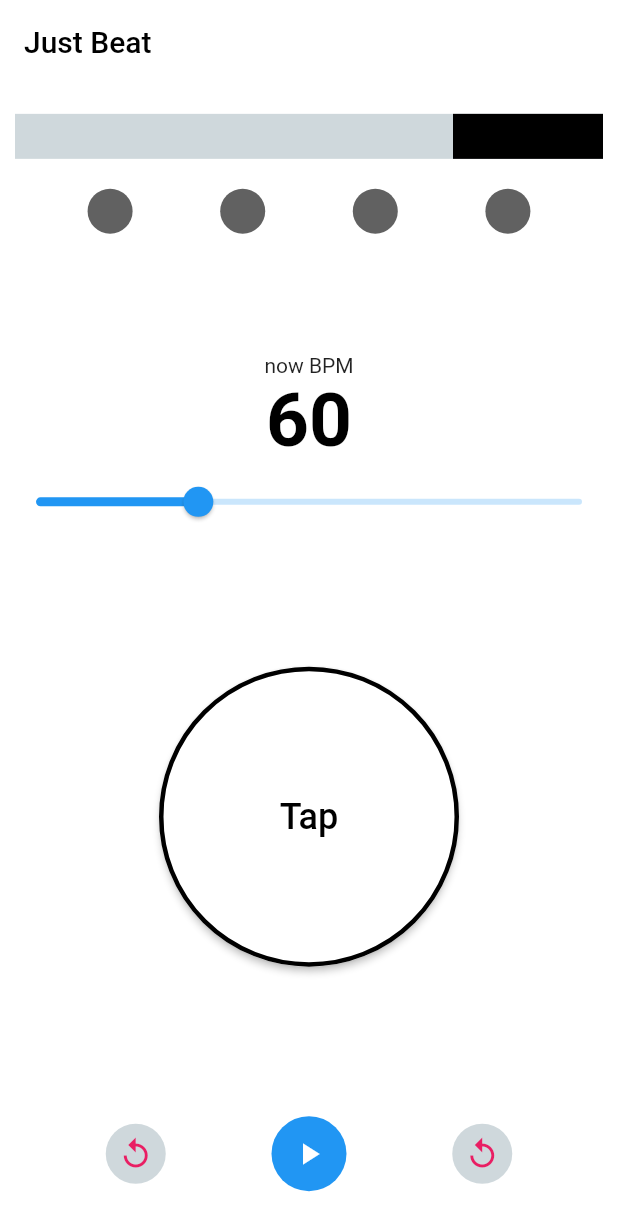
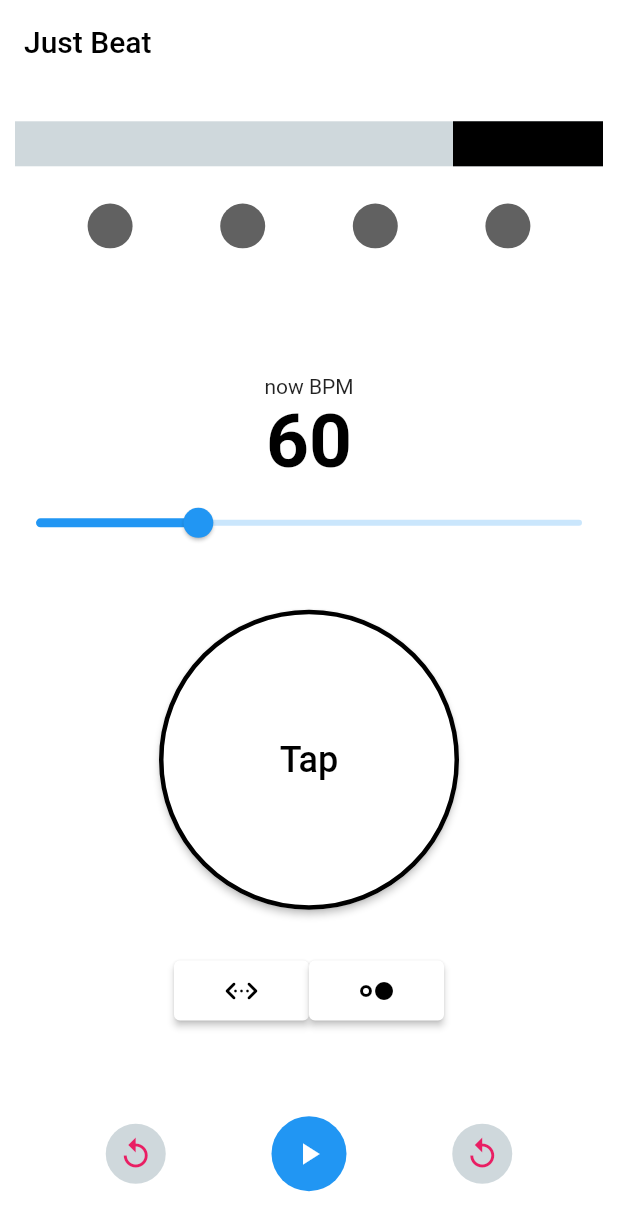
Before and after one commit to yuto90/metronome, a Flutter app: the screen it shows after launch, on a phone screen of 412 x 824 dp. Shown: the top 1231 px of the screen. Run offline on Flutter 3.47's test engine with Material 2 defaults, Android fonts, the light colour scheme and no system bars; missing offline and left inert: soundpool.

Commit message:
振り子と拍子の表示をボタンでオンオフする

```diff
--- a/lib/home/home.dart
+++ b/lib/home/home.dart
@@ -35,7 +35,9 @@ class Home extends StatelessWidget {
                           Padding(
                             padding: const EdgeInsets.all(10.0),
                             child: Container(
-                              color: Colors.blueGrey[100],
+                              color: model.isPendulum
+                                  ? Colors.blueGrey[100]
+                                  : Colors.white,
                               child: AnimatedAlign(
                                 alignment: model.alignment,
                                 duration:
@@ -43,7 +45,9 @@ class Home extends StatelessWidget {
                                 child: Container(
                                   width: 100,
                                   height: 30,
-                                  color: Colors.black,
+                                  color: model.isPendulum
+                                      ? Colors.black
+                                      : Colors.white,
                                   key: model
                                       .widgetKey, // 座標を取得したいWidgetにkeyを付けると、後から参照できる
                                 ),
@@ -58,10 +62,13 @@ class Home extends StatelessWidget {
                               Container(
                                 width: 30,
                                 height: 30,
+                                // todo ↓ 三項内に三項ってどうなの？
                                 decoration: BoxDecoration(
-                                  color: model.nowBeat == 1
-                                      ? Colors.blue
-                                      : Colors.grey[700],
+                                  color: model.isClick
+                                      ? model.nowBeat == 1
+                                          ? Colors.blue
+                                          : Colors.grey[700]
+                                      : Colors.white,
                                   shape: BoxShape.circle,
                                 ),
                               ),
@@ -69,10 +76,13 @@ class Home extends StatelessWidget {
                               Container(
                                 width: 30,
                                 height: 30,
+                                // todo ↓ 三項内に三項ってどうなの？
                                 decoration: BoxDecoration(
-                                  color: model.nowBeat == 2
-                                      ? Colors.blue
-                                      : Colors.grey[700],
+                                  color: model.isClick
+                                      ? model.nowBeat == 2
+                                          ? Colors.blue
+                                          : Colors.grey[700]
+                                      : Colors.white,
                                   shape: BoxShape.circle,
                                 ),
                               ),
@@ -80,10 +90,13 @@ class Home extends StatelessWidget {
                               Container(
                                 width: 30,
                                 height: 30,
+                                // todo ↓ 三項内に三項ってどうなの？
                                 decoration: BoxDecoration(
-                                  color: model.nowBeat == 3
-                                      ? Colors.blue
-                                      : Colors.grey[700],
+                                  color: model.isClick
+                                      ? model.nowBeat == 3
+                                          ? Colors.blue
+                                          : Colors.grey[700]
+                                      : Colors.white,
                                   shape: BoxShape.circle,
                                 ),
                               ),
@@ -91,17 +104,19 @@ class Home extends StatelessWidget {
                               Container(
                                 width: 30,
                                 height: 30,
+                                // todo ↓ 三項内に三項ってどうなの？
                                 decoration: BoxDecoration(
-                                  color: model.nowBeat == 4
-                                      ? Colors.blue
-                                      : Colors.grey[700],
+                                  color: model.isClick
+                                      ? model.nowBeat == 4
+                                          ? Colors.blue
+                                          : Colors.grey[700]
+                                      : Colors.white,
                                   shape: BoxShape.circle,
                                 ),
                               ),
                               Spacer(),
                             ],
                           ),
-                          Spacer(),
                         ],
                       ),
                     ),
@@ -114,6 +129,12 @@ class Home extends StatelessWidget {
                       child: Column(
                         mainAxisAlignment: MainAxisAlignment.start,
                         children: [
+                          // todo 後で消す ----------------------------------
+                          Spacer(),
+                          Text(
+                            model.isJustBeat ? 'just!!!!!' : '',
+                          ),
+                          // todo 後で消す ----------------------------------
                           Spacer(),
                           Text(
                             'now BPM',
@@ -138,11 +159,6 @@ class Home extends StatelessWidget {
                               model.changeTempo(value);
                             },
                           ),
-                          // todo 後で消す ----------------------------------
-                          Text(
-                            model.isJustBeat ? 'just!!!!!' : '',
-                          ),
-                          // todo 後で消す ----------------------------------
                           Spacer(),
                           SizedBox(
                             height: 200,
@@ -165,6 +181,42 @@ class Home extends StatelessWidget {
                               ),
                               onPressed: () => model.tap(),
                             ),
+                          ),
+                          Spacer(),
+                          Row(
+                            mainAxisAlignment: MainAxisAlignment.center,
+                            children: [
+                              // todo もっと直感的に分かりやすくしたい
+                              SizedBox(
+                                height: 40,
+                                width: 90,
+                                child: ElevatedButton(
+                                  child: Icon(Icons.settings_ethernet_rounded),
+                                  //child: Icon(Icons.sync_alt),
+                                  style: ElevatedButton.styleFrom(
+                                    primary: model.isPendulum
+                                        ? Colors.white
+                                        : Colors.grey,
+                                    onPrimary: Colors.black,
+                                  ),
+                                  onPressed: () => model.togglePendulum(),
+                                ),
+                              ),
+                              SizedBox(
+                                height: 40,
+                                width: 90,
+                                child: ElevatedButton(
+                                  child: Icon(Icons.hdr_strong),
+                                  style: ElevatedButton.styleFrom(
+                                    primary: model.isClick
+                                        ? Colors.white
+                                        : Colors.grey,
+                                    onPrimary: Colors.black,
+                                  ),
+                                  onPressed: () => model.toggleClick(),
+                                ),
+                              ),
+                            ],
                           ),
                           Spacer(),
                         ],
--- a/lib/home/home_model.dart
+++ b/lib/home/home_model.dart
@@ -8,6 +8,11 @@ class HomeModel extends ChangeNotifier {
   int defaultTempo = 60; // デフォルトで設定するBPM
   int sliderTempo = 60; // 画面スライダーで設定したBPM
   bool run = false; //メトロノームの動作on/off
+
+  // 振り子の表示フラグ
+  bool isPendulum = true;
+  // 拍子の表示フラグ
+  bool isClick = true;
 
   // 振り子座標の上限
   double leftXPosition = 10.0;
@@ -128,13 +133,27 @@ class HomeModel extends ChangeNotifier {
           widgetKey.currentContext!.findRenderObject() as RenderBox;
       final globalOffset = box.localToGlobal(Offset.zero);
 
-      if ((rightXPosition - globalOffset.dx <= 3.0) ||
-          (globalOffset.dx - leftXPosition <= 3.0)) {
+      if ((rightXPosition - globalOffset.dx <= 10.0) ||
+          (globalOffset.dx - leftXPosition <= 10.0)) {
         print('just!!!___$nowBeat');
         isJustBeat = true;
-        notifyListeners();
+      } else {
+        isJustBeat = false;
       }
+      notifyListeners();
       print('---------------------------------');
     }
   }
+
+  // 振り子の画面表示フラグを切り替える関数
+  void togglePendulum() {
+    isPendulum = !isPendulum;
+    notifyListeners();
+  }
+
+  // クリックの画面表示フラグを切り替える関数
+  void toggleClick() {
+    isClick = !isClick;
+    notifyListeners();
+  }
 }
```
